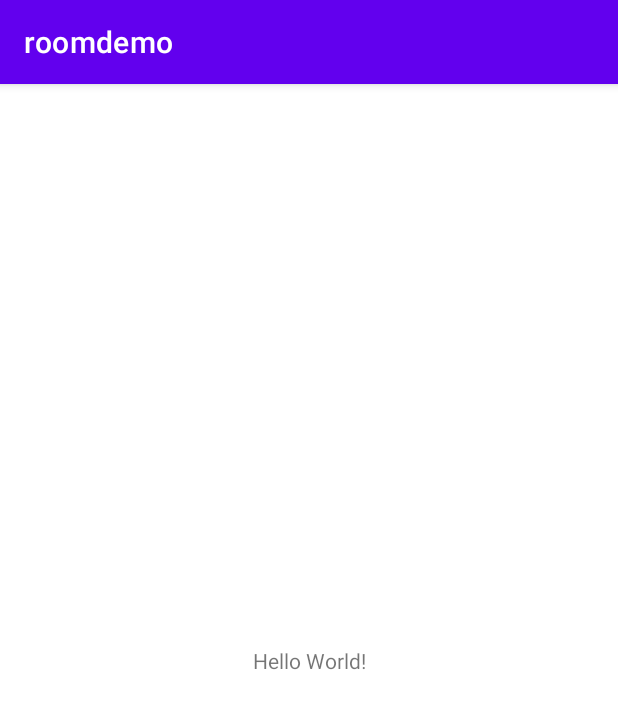
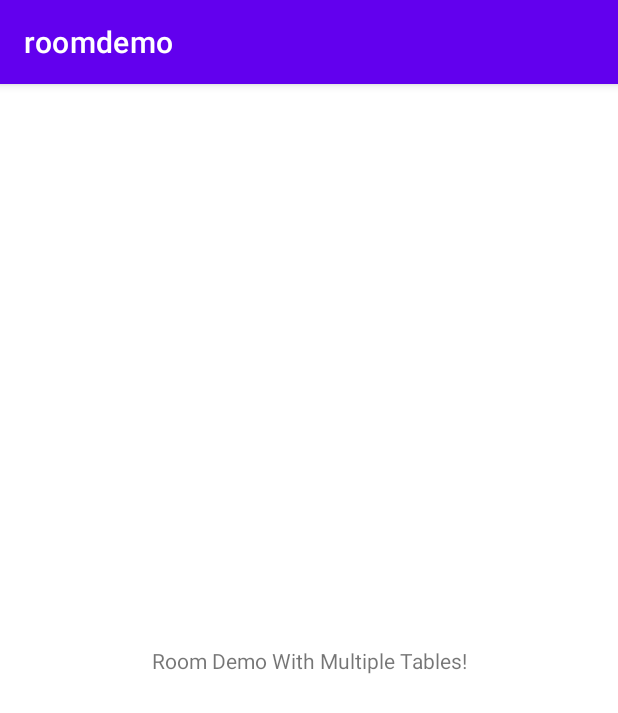
Before and after one commit to AbhishekKhot/Room-Demo-With-Multiple-Tables, an Android app: the screen it shows after launch (MainActivity), on a phone screen of 412 x 824 dp. Shown: the top 713 px of the screen. Run offline under Robolectric (Android 15) with nearby library versions, the phone set to English and light mode, and no system bars; our stand-ins replace Room's generated code.

Commit message:
database changes

```diff
--- a/app/build.gradle
+++ b/app/build.gradle
@@ -1,6 +1,8 @@
 plugins {
     id 'com.android.application'
     id 'kotlin-android'
+    id 'kotlin-android-extensions'
+    id 'kotlin-kapt'
 }
 
 android {
@@ -37,7 +39,18 @@ dependencies {
     implementation 'androidx.appcompat:appcompat:1.4.1'
     implementation 'com.google.android.material:material:1.5.0'
     implementation 'androidx.constraintlayout:constraintlayout:2.1.3'
-    testImplementation 'junit:junit:4.+'
+    testImplementation 'junit:junit:'
     androidTestImplementation 'androidx.test.ext:junit:1.1.3'
     androidTestImplementation 'androidx.test.espresso:espresso-core:3.4.0'
+
+    // Room
+    implementation "androidx.room:room-runtime:2.4.1"
+    kapt "androidx.room:room-compiler:2.4.1"
+    implementation "androidx.room:room-ktx:2.4.1"
+    // Coroutines
+    implementation 'org.jetbrains.kotlinx:kotlinx-coroutines-core:1.3.8'
+    implementation 'org.jetbrains.kotlinx:kotlinx-coroutines-android:1.5.2'
+    // Coroutine Lifecycle Scopes
+    implementation "androidx.lifecycle:lifecycle-viewmodel-ktx:2.4.0"
+    implementation "androidx.lifecycle:lifecycle-runtime-ktx:2.4.0"
 }
--- a/app/src/main/java/com/example/roomdemo/MainActivity.kt
+++ b/app/src/main/java/com/example/roomdemo/MainActivity.kt
@@ -2,10 +2,56 @@ package com.example.roomdemo
 
 import androidx.appcompat.app.AppCompatActivity
 import android.os.Bundle
+import com.example.roomdemo.database.SchoolDatabase
+import com.example.roomdemo.entities.Director
+import com.example.roomdemo.entities.School
+import com.example.roomdemo.entities.Student
+import com.example.roomdemo.entities.Subject
+import com.example.roomdemo.entities.relations.StudentSubjectCrossRef
 
 class MainActivity : AppCompatActivity() {
     override fun onCreate(savedInstanceState: Bundle?) {
         super.onCreate(savedInstanceState)
         setContentView(R.layout.activity_main)
+
+        val dao = SchoolDatabase.getInstance(this).schoolDao
+
+        val directors = listOf(
+            Director("Done","MIT School"),
+            Director("Dtwo ","Kotlin School"),
+            Director("Dthree ","Android School"),
+        )
+
+        val schools = listOf(
+            School("Wharton School"),
+            School("Kotlin School"),
+            School("JetBrains School")
+        )
+        val subjects = listOf(
+            Subject("Dating for programmers"),
+            Subject("Avoiding depression"),
+            Subject("Bug Fix Meditation"),
+            Subject("Logcat for Newbies"),
+            Subject("How to use Google")
+        )
+
+        val students = listOf(
+            Student("Berlin Jezos", 2, "Kotlin School"),
+            Student("Mark carry", 5, "Jake Wharton School"),
+            Student("Jeff Wolf", 8, "Kotlin School"),
+            Student("Donny Jepp", 1, "Kotlin School"),
+            Student("Justin Biber", 2, "JetBrains School")
+        )
+        val studentSubjectRelations = listOf(
+            StudentSubjectCrossRef("First Person", "aaaaaaaaaaaa aaaaaaaaaaaa aaaaaaaaaa"),
+            StudentSubjectCrossRef("First Person", "bbbbbbb bbbbbbbbb bbbbbbbbb"),
+            StudentSubjectCrossRef("Second Person", "cccccc cccccccccc ccccccc"),
+            StudentSubjectCrossRef("Second Person", "dddddddd dddddd dddddddddd"),
+            StudentSubjectCrossRef("Third Person", "eeee eeeeeeee eeeeeeee"),
+            StudentSubjectCrossRef("Fourth Person", "fffffff fffffffff ffffffffff"),
+            StudentSubjectCrossRef("Fifth Person", "ggggggg gggggg"),
+            StudentSubjectCrossRef("Sixth Person", "zzzzzzzzzz zzzzzzzzzz"),
+            StudentSubjectCrossRef("Sixth Person", "xxxxx xxxxxxx xxxxxxxxxxx")
+        )
     }
 }
--- /dev/null
+++ b/app/src/main/java/com/example/roomdemo/database/SchoolDao.kt
@@ -0,0 +1,42 @@
+package com.example.roomdemo.database
+
+import androidx.room.*
+import com.example.roomdemo.entities.Director
+import com.example.roomdemo.entities.School
+import com.example.roomdemo.entities.Student
+import com.example.roomdemo.entities.Subject
+import com.example.roomdemo.entities.relations.*
+
+@Dao
+interface SchoolDao {
+    @Insert(onConflict = OnConflictStrategy.REPLACE)
+    suspend fun insertSchool(school: School)
+
+    @Insert(onConflict = OnConflictStrategy.REPLACE)
+    suspend fun insertDirector(director: Director)
+
+    @Insert(onConflict = OnConflictStrategy.REPLACE)
+    suspend fun insertStudent(student: Student)
+
+    @Insert(onConflict = OnConflictStrategy.REPLACE)
+    suspend fun insertSubject(subject: Subject)
+
+    @Insert(onConflict = OnConflictStrategy.REPLACE)
+    suspend fun insertStudentSubjectCrossRef(crossRef: StudentSubjectCrossRef)
+
+    @Transaction
+    @Query("SELECT * FROM school WHERE schoolName = :schoolName")
+    suspend fun getSchoolAndDirectorWithSchoolName(schoolName: String): List<SchoolAndDirector>
+
+    @Transaction
+    @Query("SELECT * FROM school WHERE schoolName = :schoolName")
+    suspend fun getSchoolWithStudents(schoolName: String): List<SchoolWithStudents>
+
+    @Transaction
+    @Query("SELECT * FROM subject WHERE subjectName = :subjectName")
+    suspend fun getStudentsOfSubject(subjectName: String): List<SubjectWithStudents>
+
+    @Transaction
+    @Query("SELECT * FROM student WHERE studentName = :studentName")
+    suspend fun getSubjectsOfStudent(studentName: String): List<StudentWithSubjects>
+}
--- /dev/null
+++ b/app/src/main/java/com/example/roomdemo/database/SchoolDatabase.kt
@@ -0,0 +1,41 @@
+package com.example.roomdemo.database
+
+import android.content.Context
+import androidx.room.Database
+import androidx.room.Room
+import androidx.room.RoomDatabase
+import com.example.roomdemo.entities.Director
+import com.example.roomdemo.entities.School
+import com.example.roomdemo.entities.Student
+import com.example.roomdemo.entities.Subject
+import com.example.roomdemo.entities.relations.StudentSubjectCrossRef
+
+@Database(
+    entities = [
+        School::class,
+        Student::class,
+        Director::class,
+        Subject::class,
+        StudentSubjectCrossRef::class
+    ],
+    version = 1
+)
+abstract class SchoolDatabase : RoomDatabase() {
+
+    abstract val schoolDao: SchoolDao
+
+    companion object {
+        @Volatile
+        private var INSTANCE: SchoolDatabase?=null
+
+        fun getInstance(context: Context): SchoolDatabase {
+            synchronized(this){
+                return INSTANCE ?: Room.databaseBuilder(
+                    context.applicationContext,
+                    SchoolDatabase::class.java,
+                    "School_db"
+                ).build().also { INSTANCE =it }
+            }
+        }
+    }
+}
--- /dev/null
+++ b/app/src/main/java/com/example/roomdemo/entities/Director.kt
@@ -0,0 +1,11 @@
+package com.example.roomdemo.entities
+
+import androidx.room.Entity
+import androidx.room.PrimaryKey
+
+@Entity
+data class Director(
+    @PrimaryKey(autoGenerate = false)
+    val directorName:String,
+    val schoolName:String
+)
--- /dev/null
+++ b/app/src/main/java/com/example/roomdemo/entities/School.kt
@@ -0,0 +1,10 @@
+package com.example.roomdemo.entities
+
+import androidx.room.Entity
+import androidx.room.PrimaryKey
+
+@Entity
+data class School(
+    @PrimaryKey(autoGenerate = false)
+    val schoolName:String
+)
--- /dev/null
+++ b/app/src/main/java/com/example/roomdemo/entities/Student.kt
@@ -0,0 +1,12 @@
+package com.example.roomdemo.entities
+
+import androidx.room.Entity
+import androidx.room.PrimaryKey
+
+@Entity
+data class Student(
+    @PrimaryKey(autoGenerate = false)
+    val studentName:String,
+    val semester:Int,
+    val schoolName:String
+)
--- /dev/null
+++ b/app/src/main/java/com/example/roomdemo/entities/Subject.kt
@@ -0,0 +1,10 @@
+package com.example.roomdemo.entities
+
+import androidx.room.Entity
+import androidx.room.PrimaryKey
+
+@Entity
+data class Subject(
+    @PrimaryKey(autoGenerate = false)
+    val subjectName:String
+)
--- /dev/null
+++ b/app/src/main/java/com/example/roomdemo/entities/relations/SchoolAndDirector.kt
@@ -0,0 +1,15 @@
+package com.example.roomdemo.entities.relations
+
+import androidx.room.Embedded
+import androidx.room.Relation
+import com.example.roomdemo.entities.Director
+import com.example.roomdemo.entities.School
+
+data class SchoolAndDirector(
+    @Embedded val school:School,
+    @Relation(
+        parentColumn = "schoolName",
+        entityColumn = "schoolName"
+    )
+    val director:Director
+)
--- /dev/null
+++ b/app/src/main/java/com/example/roomdemo/entities/relations/SchoolWithStudents.kt
@@ -0,0 +1,15 @@
+package com.example.roomdemo.entities.relations
+
+import androidx.room.Embedded
+import androidx.room.Relation
+import com.example.roomdemo.entities.School
+import com.example.roomdemo.entities.Student
+
+data class SchoolWithStudents(
+    @Embedded val school: School,
+    @Relation(
+        parentColumn = "schoolName",
+        entityColumn = "schoolName"
+    )
+    val students:List<Student>
+)
--- /dev/null
+++ b/app/src/main/java/com/example/roomdemo/entities/relations/StudentSubjectCrossRef.kt
@@ -0,0 +1,9 @@
+package com.example.roomdemo.entities.relations
+
+import androidx.room.Entity
+
+@Entity(primaryKeys = ["studentName","subjectName"])
+data class StudentSubjectCrossRef(
+    val studentName:String,
+    val subjectName:String
+)
--- /dev/null
+++ b/app/src/main/java/com/example/roomdemo/entities/relations/StudentWithSubjects.kt
@@ -0,0 +1,17 @@
+package com.example.roomdemo.entities.relations
+
+import androidx.room.Embedded
+import androidx.room.Junction
+import androidx.room.Relation
+import com.example.roomdemo.entities.Student
+import com.example.roomdemo.entities.Subject
+
+data class StudentWithSubjects(
+    @Embedded val student: Student,
+    @Relation(
+        parentColumn = "studentName",
+        entityColumn = "subjectName",
+        associateBy = Junction(StudentSubjectCrossRef::class)
+    )
+    val subjects:List<Subject>
+)
--- /dev/null
+++ b/app/src/main/java/com/example/roomdemo/entities/relations/SubjectWithStudents.kt
@@ -0,0 +1,17 @@
+package com.example.roomdemo.entities.relations
+
+import androidx.room.Embedded
+import androidx.room.Junction
+import androidx.room.Relation
+import com.example.roomdemo.entities.Student
+import com.example.roomdemo.entities.Subject
+
+data class SubjectWithStudents(
+    @Embedded val subject:Subject,
+    @Relation(
+        parentColumn = "subjectName",
+        entityColumn = "studentName",
+        associateBy = Junction(StudentSubjectCrossRef::class)
+    )
+    val students:List<Student>
+)
--- a/app/src/main/res/layout/activity_main.xml
+++ b/app/src/main/res/layout/activity_main.xml
@@ -9,7 +9,7 @@
     <TextView
         android:layout_width="wrap_content"
         android:layout_height="wrap_content"
-        android:text="Hello World!"
+        android:text="Room Demo With Multiple Tables!"
         app:layout_constraintBottom_toBottomOf="parent"
         app:layout_constraintLeft_toLeftOf="parent"
         app:layout_constraintRight_toRightOf="parent"
```
